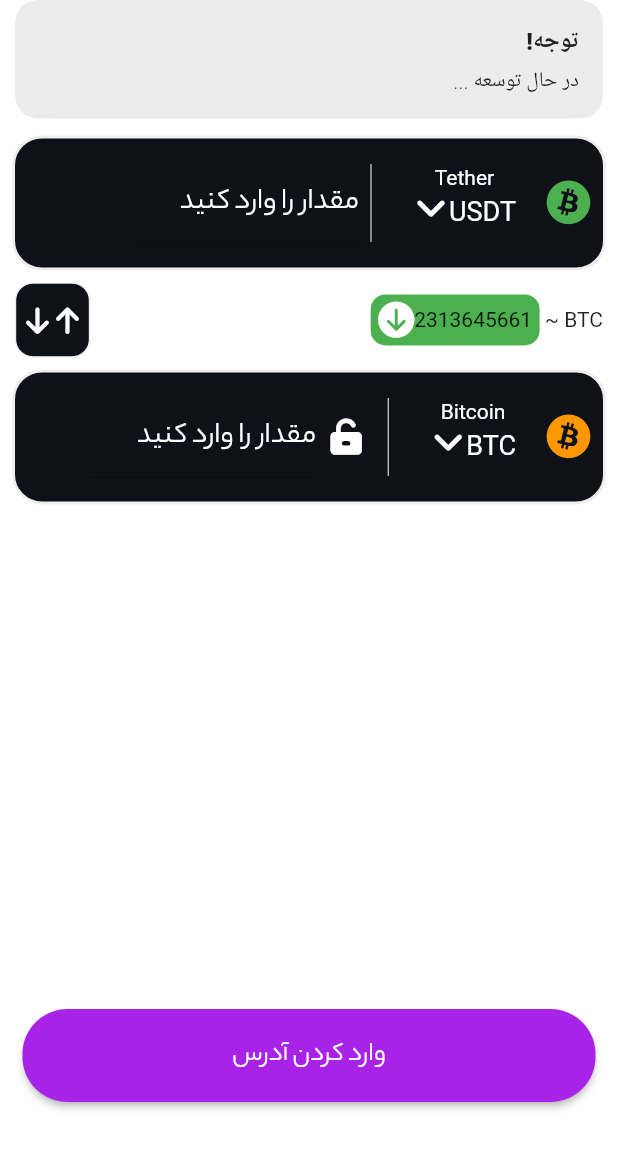
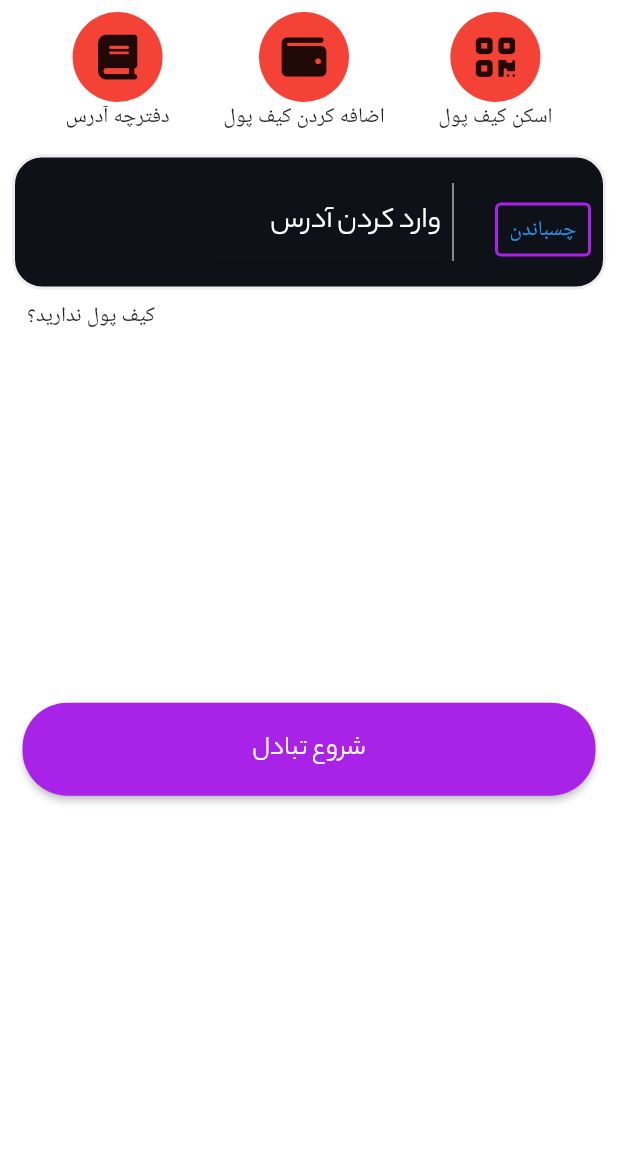
Before and after one commit to mast3homa10/tehran_exchange, a Flutter app: the ExchangeScreen screen opened by its route, after a tap on "وارد کردن آدرس", on a phone screen of 412 x 824 dp. Shown: the top 1149 px of the screen. Run offline on Flutter 3.47's test engine with Material 2 defaults, Android fonts, the phone set to English and light mode, and no system bars; our stand-ins replace dots_indicator, font_awesome_flutter, get.

Commit message:
create start exchange screen & history screen & connect to server , day 6

```diff
--- a/lib/components/custom_small_button.dart
+++ b/lib/components/custom_small_button.dart
@@ -1,6 +1,4 @@
 import 'package:flutter/material.dart';
-
-import '../constants.dart';
 
 class CustomSmallButton extends StatelessWidget {
   const CustomSmallButton({Key? key, required this.press, required this.child})
--- a/lib/components/my_search_delegate.dart
+++ /dev/null
@@ -1,79 +0,0 @@
-import 'package:flutter/material.dart';
-
-import 'package:font_awesome_flutter/font_awesome_flutter.dart';
-
-import '../models/currency_model.dart';
-
-class MySearchDelegate extends SearchDelegate {
-  List<CurrencyModel> searchResultsList = dataList;
-  @override
-  String get searchFieldLabel => 'جست و جو';
-  @override
-  List<Widget>? buildActions(BuildContext context) => [
-        IconButton(
-          // ignore: deprecated_member_use
-          icon: const Icon(FontAwesomeIcons.multiply),
-          onPressed: () {
-            if (query.isEmpty) {
-              close(context, null);
-            } else {
-              query = '';
-            }
-          },
-        )
-      ];
-
-  @override
-  Widget? buildLeading(BuildContext context) => IconButton(
-        icon: const Icon(FontAwesomeIcons.arrowRight),
-        onPressed: () => close(context, null), //colse searchbar
-      );
-
-  @override
-  Widget buildResults(BuildContext context) {
-    return Center(
-      child: Text(
-        query,
-      ),
-    );
-  }
-
-  @override
-  Widget buildSuggestions(BuildContext context) {
-    List<CurrencyModel> suggestions = searchResultsList.where((searchResult) {
-      final String userInput = query.toLowerCase();
-      final String result = searchResult.name!.toLowerCase();
-
-      return result.contains(userInput);
-    }).toList();
-    return ListView.builder(
-        itemCount: suggestions.length,
-        itemBuilder: (context, index) {
-          final suggestion = suggestions[index];
-          return ListTile(
-            title: Column(
-              crossAxisAlignment: CrossAxisAlignment.end,
-              children: [
-                Row(
-                  mainAxisAlignment: MainAxisAlignment.center,
-                  children: [
-                    Text(suggestion.name!),
-                    const SizedBox(
-                      width: 10,
-                    ),
-                    suggestion.icon!,
-                  ],
-                ),
-                const Divider(
-                  thickness: 2,
-                )
-              ],
-            ),
-            onTap: () {
-              query = suggestion.name!;
-              showResults(context);
-            },
-          );
-        });
-  }
-}
--- a/lib/models/currency_model.dart
+++ b/lib/models/currency_model.dart
@@ -1,5 +1,5 @@
-import 'package:flutter/cupertino.dart';
 import 'package:flutter/material.dart';
+import 'dart:convert';
 import 'package:font_awesome_flutter/font_awesome_flutter.dart';
 
 class CurrencyModel {
@@ -7,7 +7,51 @@ class CurrencyModel {
   double? price;
   String? label;
   Widget? icon;
-  CurrencyModel({this.name, this.price, this.label, this.icon});
+  String? symbol;
+  String? engName;
+  String? faName;
+  String? imageUrl;
+  bool? hasExternalId;
+  bool? isFiatCurrency;
+  bool? isFeatured;
+  bool? isStableCoin;
+  bool? supportsFixedRate;
+  String? inNetwork;
+  bool? availableForBuy;
+  bool? availableForSell;
+  String? legacyTicker;
+  bool? isActive;
+
+  CurrencyModel(
+      {this.name,
+      this.price,
+      this.label,
+      this.icon,
+      this.symbol,
+      this.engName,
+      this.faName,
+      this.imageUrl,
+      this.hasExternalId,
+      this.isFiatCurrency,
+      this.isFeatured,
+      this.isStableCoin,
+      this.supportsFixedRate,
+      this.inNetwork,
+      this.availableForBuy,
+      this.availableForSell,
+      this.legacyTicker,
+      this.isActive});
+  CurrencyModel.fromJson(Map<String, dynamic> json)
+      : symbol = json['symbol'],
+        engName = json['engName'],
+        faName = json['faName'],
+        imageUrl = json['imageUrl'].toList();
+
+  List<CurrencyModel> CurrencyFromJson(String str) => List<CurrencyModel>.from(
+      json.decode(str).map((x) => CurrencyModel.fromJson(x)));
+
+  @override
+  toString() => "{symbol: $symbol}, {engName: $engName}, {faName: $faName}";
 }
 
 List<CurrencyModel> dataList = [
--- a/lib/screens/exchange_screen.dart
+++ b/lib/screens/exchange_screen.dart
@@ -2,124 +2,160 @@ import 'package:flutter/material.dart';
 
 import 'package:font_awesome_flutter/font_awesome_flutter.dart';
 import 'package:get/get.dart';
-import 'package:tehran_exchange/components/custom_big_button.dart';
-import 'package:tehran_exchange/components/exchange_box.dart';
 
-import '../components/my_search_delegate.dart';
+import '../components/custom_big_button.dart';
+import '../controllers/controller_1.dart';
 import '../constants.dart';
+import 'sub_screen/address_screen.dart';
 
 class ExchangeScreen extends StatelessWidget {
   ExchangeScreen({Key? key}) : super(key: key);
   final TextEditingController firstTextController = TextEditingController();
   final TextEditingController secondTextController = TextEditingController();
+  final Controller controller = Get.put(Controller());
+
   @override
   Widget build(BuildContext context) {
     return Scaffold(
       resizeToAvoidBottomInset: false,
-      body: Column(
+      body: Obx(
+        () => controller.isChangeScreen.toInt() == 1
+            ? Column(
+                children: [
+                  Padding(
+                    padding: const EdgeInsets.all(8.0),
+                    child: Row(
                       mainAxisAlignment: MainAxisAlignment.spaceEvenly,
-        crossAxisAlignment: CrossAxisAlignment.stretch,
                       children: [
-          // the padding widget below contains ''' cryptocurrency calculator '''.
-          Padding(
-            padding: const EdgeInsets.only(top: 8.0),
-            child: Column(
-              crossAxisAlignment: CrossAxisAlignment.end,
-              children: [
-                /// first box
-                const ExchangeBox(
-                  title: 'Tether',
-                  cryptoTitle: 'USDT',
-                  iconColour: Colors.green,
+                        CoustomIconButton(
+                          label: 'اسکن کیف پول',
+                          icon: const Icon(FontAwesomeIcons.qrcode),
+                          press: () {},
                         ),
-                // calculate button
-                Padding(
-                  padding: const EdgeInsets.only(left: 10.0, right: 10.0),
-                  child: Row(
-                    mainAxisAlignment: MainAxisAlignment.spaceBetween,
-                    children: [
-                      Row(
-                        children: [
-                          Text('BTC ~ '),
+                        CoustomIconButton(
+                          label: 'اضافه کردن کیف پول',
+                          icon: const Icon(FontAwesomeIcons.wallet),
+                          press: () {},
+                        ),
+                        CoustomIconButton(
+                          label: 'دفترچه آدرس',
+                          icon: const Icon(FontAwesomeIcons.book),
+                          press: () {},
+                        ),
+                      ],
+                    ),
+                  ),
                   Container(
+                    margin: const EdgeInsets.all(8.0),
+                    height: 90,
+                    width: double.infinity,
                     decoration: BoxDecoration(
-                                color: Colors.green,
-                                borderRadius: BorderRadius.circular(10)),
+                      border: Border.all(
+                        color: const Color(0xFFEEEEEE),
+                        style: BorderStyle.solid,
+                        width: 2.0,
+                      ),
+                      color: kChangerContainerColor,
+                      borderRadius: BorderRadius.circular(20.0),
+                    ),
+                    child: Center(
                         child: Padding(
-                              padding: const EdgeInsets.all(5.0),
+                      padding: const EdgeInsets.all(8.0),
                       child: Row(
                         children: [
-                                  Text(
-                                    '2313645661',
+                          Padding(
+                              padding: const EdgeInsets.only(top: 10.0),
+                              child: TextButton(
+                                child: const Text("چسباندن"),
+                                onPressed: () {
+                                  Get.snackbar('توجه!', "در حال توسعه ...");
+                                },
+                              )),
+                          const SizedBox(
+                            width: 20,
                           ),
-                                  Icon(FontAwesomeIcons.circleArrowDown,
-                                      color: Colors.white),
-                                ],
+                          const VerticalDivider(
+                            color: Color(0xFFFFFFFF),
+                            indent: 9,
+                            endIndent: 9,
                           ),
+                          SizedBox(
+                            width: 150,
+                            // todo: fix this textfield
+                            child: TextField(
+                              style: const TextStyle(
+                                  color: Colors.white,
+                                  fontFamily: 'Yekanbakh',
+                                  fontSize: 20),
+                              decoration: const InputDecoration(
+                                hintText: 'وارد کردن آدرس',
+                                hintStyle: TextStyle(
+                                    color: Colors.white,
+                                    fontFamily: 'Yekanbakh',
+                                    fontSize: 20),
+                              ),
+                              onChanged: (value) {},
                             ),
                           )
                         ],
                       ),
-                      GestureDetector(
-                        child: Container(
-                          height: 50,
-                          width: 50,
-                          decoration: BoxDecoration(
-                            color: kChangerContainerColor,
-                            shape: BoxShape.rectangle,
-                            borderRadius: BorderRadius.circular(12.0),
-                            border: Border.all(
-                              color: const Color(0xFFEEEEEE),
-                              style: BorderStyle.solid,
-                              width: 0.8,
+                    )),
                   ),
-                          ),
-                          child: Row(
-                            mainAxisAlignment: MainAxisAlignment.center,
+                  Row(
+                    mainAxisAlignment: MainAxisAlignment.end,
                     children: const [
-                              Icon(
-                                FontAwesomeIcons.arrowUp,
-                                size: 20,
-                                color: Colors.white,
-                              ),
-                              Icon(
-                                FontAwesomeIcons.arrowDown,
-                                size: 20,
-                                color: Colors.white,
+                      Padding(
+                        padding: EdgeInsets.only(right: 18.0, left: 18.0),
+                        child: Text('کیف پول ندارید؟'),
                       ),
                     ],
                   ),
-                        ),
-                        onTap: () {
-                          Get.snackbar("توجه !", "در حال توسعه ...");
-                        },
-                      ),
-                    ],
-                  ),
-                ),
-                // second box
-                const ExchangeBox(
-                  title: "Bitcoin",
-                  cryptoTitle: "BTC",
-                  isHaveIcon: true,
-                  iconColour: Colors.orange,
-                ),
-              ],
-            ),
-          ),
-          SizedBox(height: Get.height / 5),
-          // the padding widget below contains '''add address button'''.
+                  SizedBox(height: Get.height / 3.53),
                   Padding(
                     padding: const EdgeInsets.all(15.0),
                     child: CustomBigButton(
-              label: 'وارد کردن آدرس',
+                      label: 'شروع تبادل',
                       onPressed: () {
-                Get.snackbar('توجه!', "در حال توسعه ...");
+                        // Get.snackbar('توجه!', "در حال توسعه ...");
+                        controller.changeScreen();
+                        Network().postUser();
                       },
                     ),
                   ),
                 ],
+              )
+            : AddressScreen(controller: controller),
       ),
     );
   }
 }
+
+class CoustomIconButton extends StatelessWidget {
+  const CoustomIconButton(
+      {Key? key, this.label = '', required this.icon, required this.press})
+      : super(key: key);
+  final VoidCallback press;
+  final Icon icon;
+  final String label;
+  @override
+  Widget build(BuildContext context) {
+    return Column(
+      mainAxisAlignment: MainAxisAlignment.center,
+      children: [
+        Container(
+          height: 60,
+          width: 60,
+          decoration:
+              const BoxDecoration(color: Colors.red, shape: BoxShape.circle),
+          child: IconButton(
+            iconSize: 30,
+            disabledColor: Colors.red,
+            onPressed: () {},
+            icon: icon,
+          ),
+        ),
+        Text(label)
+      ],
+    );
+  }
+}
--- a/lib/screens/menu_screen.dart
+++ b/lib/screens/menu_screen.dart
@@ -27,9 +27,7 @@ class MenuScreen extends StatelessWidget {
                   fontStyle: FontStyle.italic,
                 ),
               ),
-              onChanged: (value) {
-                print(value);
-              },
+              onChanged: (value) {},
             ),
           )
         ],
--- /dev/null
+++ b/lib/screens/sub_screen/address_screen.dart
@@ -0,0 +1,127 @@
+import 'package:flutter/material.dart';
+
+import 'package:font_awesome_flutter/font_awesome_flutter.dart';
+import 'package:get/get.dart';
+
+import '../../components/custom_big_button.dart';
+import '../../components/exchange_box.dart';
+import '../../controllers/controller_1.dart';
+import '../../constants.dart';
+
+class AddressScreen extends StatelessWidget {
+  const AddressScreen({
+    Key? key,
+    required this.controller,
+  }) : super(key: key);
+
+  final Controller controller;
+
+  @override
+  Widget build(BuildContext context) {
+    return Column(
+      mainAxisAlignment: MainAxisAlignment.spaceEvenly,
+      crossAxisAlignment: CrossAxisAlignment.stretch,
+      children: [
+        // the padding widget below contains ''' cryptocurrency calculator '''.
+        Padding(
+          padding: const EdgeInsets.only(top: 8.0),
+          child: Column(
+            crossAxisAlignment: CrossAxisAlignment.end,
+            children: [
+              /// first box
+              const ExchangeBox(
+                title: 'Tether',
+                cryptoTitle: 'USDT',
+                iconColour: Colors.green,
+              ),
+              // calculate button
+              Padding(
+                padding: const EdgeInsets.only(left: 10.0, right: 10.0),
+                child: Row(
+                  mainAxisAlignment: MainAxisAlignment.spaceBetween,
+                  children: [
+                    Row(
+                      children: [
+                        const Text('BTC ~ '),
+                        Container(
+                          decoration: BoxDecoration(
+                              color: Colors.green,
+                              borderRadius: BorderRadius.circular(10)),
+                          child: Padding(
+                            padding: const EdgeInsets.all(5.0),
+                            child: Row(
+                              children: const [
+                                Text(
+                                  '2313645661',
+                                ),
+                                Icon(FontAwesomeIcons.circleArrowDown,
+                                    color: Colors.white),
+                              ],
+                            ),
+                          ),
+                        )
+                      ],
+                    ),
+                    GestureDetector(
+                      child: Container(
+                        height: 50,
+                        width: 50,
+                        decoration: BoxDecoration(
+                          color: kChangerContainerColor,
+                          shape: BoxShape.rectangle,
+                          borderRadius: BorderRadius.circular(12.0),
+                          border: Border.all(
+                            color: const Color(0xFFEEEEEE),
+                            style: BorderStyle.solid,
+                            width: 0.8,
+                          ),
+                        ),
+                        child: Row(
+                          mainAxisAlignment: MainAxisAlignment.center,
+                          children: const [
+                            Icon(
+                              FontAwesomeIcons.arrowUp,
+                              size: 20,
+                              color: Colors.white,
+                            ),
+                            Icon(
+                              FontAwesomeIcons.arrowDown,
+                              size: 20,
+                              color: Colors.white,
+                            ),
+                          ],
+                        ),
+                      ),
+                      onTap: () {
+                        Get.snackbar("توجه !", "در حال توسعه ...");
+                      },
+                    ),
+                  ],
+                ),
+              ),
+              // second box
+              const ExchangeBox(
+                title: "Bitcoin",
+                cryptoTitle: "BTC",
+                isHaveIcon: true,
+                iconColour: Colors.orange,
+              ),
+            ],
+          ),
+        ),
+        SizedBox(height: Get.height / 5),
+        // the padding widget below contains '''add address button'''.
+        Padding(
+          padding: const EdgeInsets.all(15.0),
+          child: CustomBigButton(
+            label: 'وارد کردن آدرس',
+            onPressed: () {
+              // Get.snackbar('توجه!', "در حال توسعه ...");
+              controller.changeScreen();
+            },
+          ),
+        ),
+      ],
+    );
+  }
+}
--- a/lib/screens/welcome_screen.dart
+++ b/lib/screens/welcome_screen.dart
@@ -101,7 +101,8 @@ class _WelcomeScreenState extends State<WelcomeScreen> {
               width: 10,
             ),
             ConstrainedBox(
-              constraints: BoxConstraints.tightFor(width: 166, height: 62),
+              constraints:
+                  const BoxConstraints.tightFor(width: 166, height: 62),
               child: TextButton(
                 style: ButtonStyle(
                   shape: MaterialStateProperty.all<OutlinedBorder>(
--- a/pubspec.yaml
+++ b/pubspec.yaml
@@ -18,6 +18,10 @@ dependencies:
   font_awesome_flutter: ^10.1.0
   dots_indicator: ^2.1.0
   provider: ^6.0.3
+  http: ^0.13.4
+  dio: ^4.0.6
+
+
 
 
 dev_dependencies:
```
Also changed, not shown: lib/components/custom_search_delegate.dart (added, +91 -0 lines), lib/components/exchange_box.dart (+3 -5 lines), lib/controllers/controller_1.dart (+42 -22 lines), lib/screens/guide_screen.dart (+5 -5 lines), lib/screens/history_screen.dart (+31 -6 lines), lib/screens/screen_body.dart (+0 -25 lines), lib/theme_provider.dart (+4 -4 lines), pubspec.lock. Lines whose indentation alone changed are shown as unchanged.
